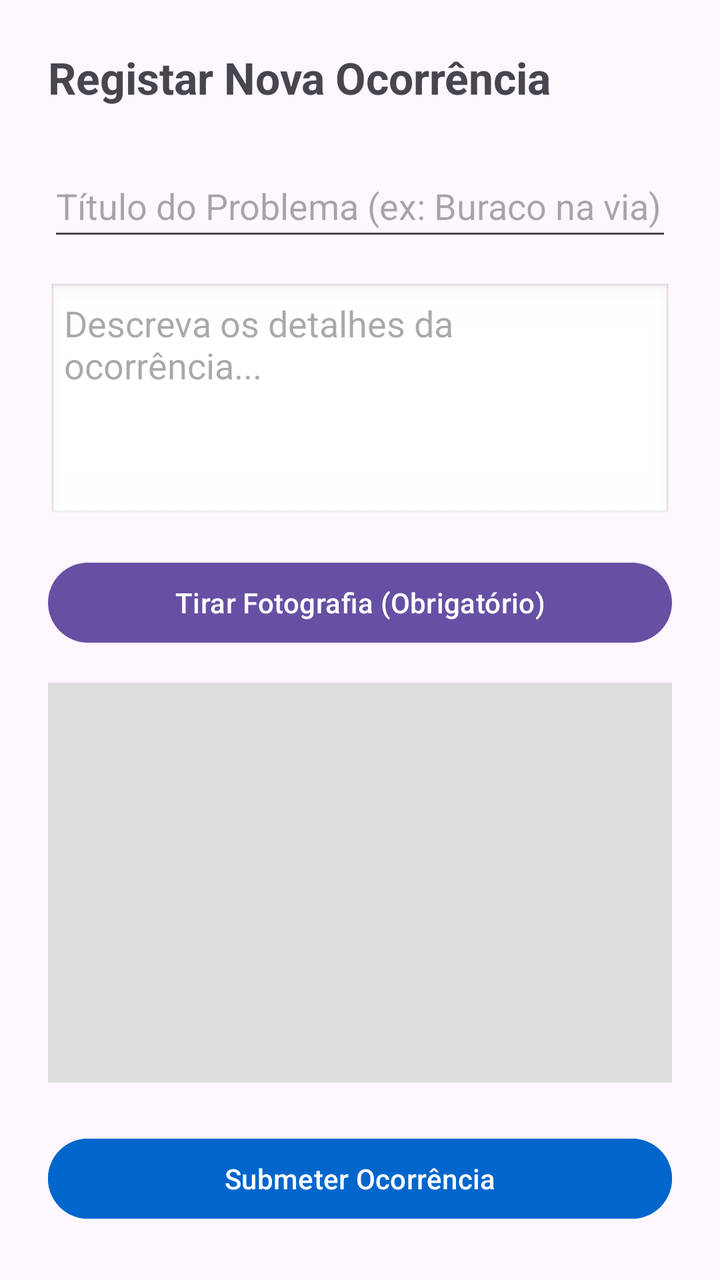
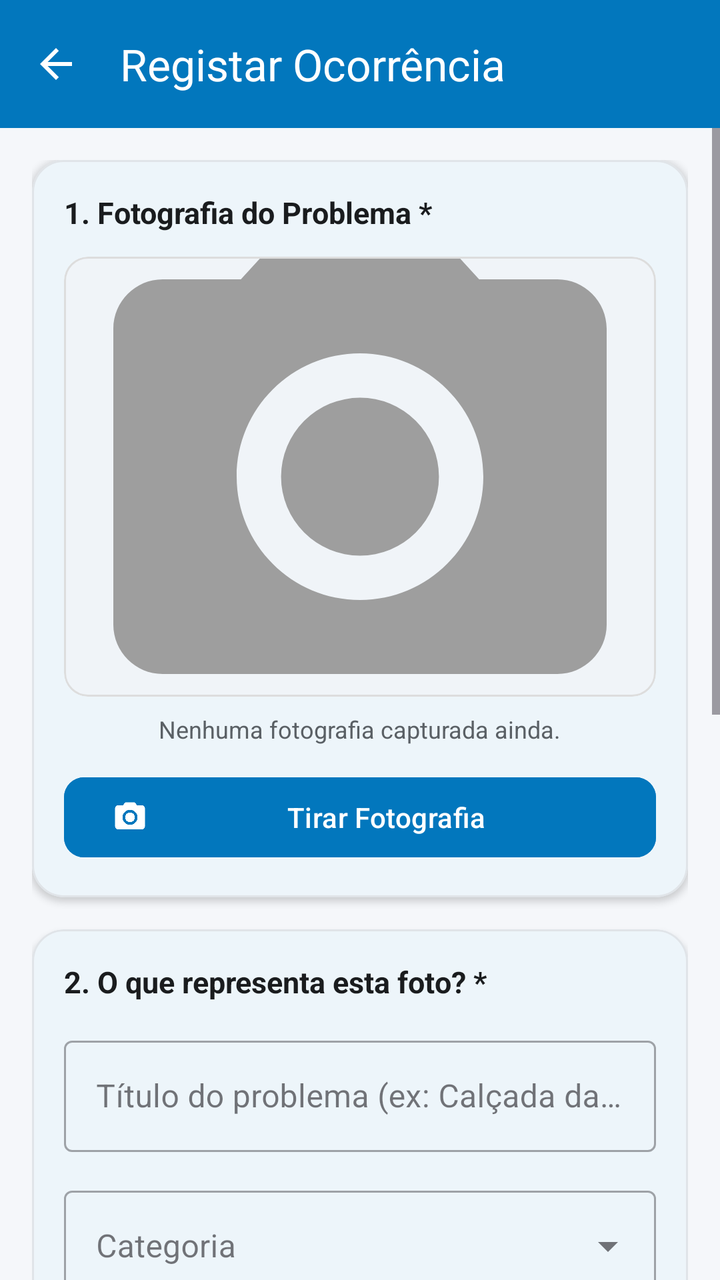

Before-and-after screenshots of an Android layout around one commit, followed by the original layout XML and the change that was made.
<!-- AndroidManifest.xml: application theme Theme.UrbanAudit -->
<!-- res/layout/activity_criar_ocorrencia.xml -->
<?xml version="1.0" encoding="utf-8"?>
<ScrollView xmlns:android="http://schemas.android.com/apk/res/android"
    android:layout_width="match_parent"
    android:layout_height="match_parent"
    android:fillViewport="true">

    <LinearLayout
        android:layout_width="match_parent"
        android:layout_height="wrap_content"
        android:orientation="vertical"
        android:padding="24dp">

        <TextView
            android:layout_width="wrap_content"
            android:layout_height="wrap_content"
            android:text="Registar Nova Ocorrência"
            android:textSize="22sp"
            android:textStyle="bold"
            android:layout_marginBottom="24dp" />

        <EditText
            android:id="@+id/etTitulo"
            android:layout_width="match_parent"
            android:layout_height="wrap_content"
            android:hint="Título do Problema (ex: Buraco na via)"
            android:inputType="text"
            android:minHeight="48dp"
            android:layout_marginBottom="16dp" />

        <EditText
            android:id="@+id/etDescricao"
            android:layout_width="match_parent"
            android:layout_height="120dp"
            android:hint="Descreva os detalhes da ocorrência..."
            android:inputType="textMultiLine"
            android:gravity="top|start"
            android:background="@android:drawable/edit_text"
            android:padding="8dp"
            android:layout_marginBottom="16dp" />

        <Button
            android:id="@+id/btnFoto"
            android:layout_width="match_parent"
            android:layout_height="wrap_content"
            android:text="Tirar Fotografia (Obrigatório)"
            android:layout_marginBottom="16dp" />

        <ImageView
            android:id="@+id/ivPreviewFoto"
            android:layout_width="match_parent"
            android:layout_height="200dp"
            android:scaleType="centerCrop"
            android:background="#DDDDDD"
            android:layout_marginBottom="24dp" />

        <Button
            android:id="@+id/btnSubmeter"
            android:layout_width="match_parent"
            android:layout_height="wrap_content"
            android:text="Submeter Ocorrência"
            android:backgroundTint="#0066CC"
            android:textColor="#FFFFFF"
            android:minHeight="48dp" />

    </LinearLayout>
</ScrollView>
<!-- resources referenced by this layout -->
<resources>
  <style name="Theme.UrbanAudit" parent="Base.Theme.UrbanAudit" />
  <style name="Base.Theme.UrbanAudit" parent="Theme.Material3.DayNight.NoActionBar">
          
          
      </style>
</resources>

<!-- the commit's change to res/layout/activity_criar_ocorrencia.xml (unified diff, before → after) -->
@@ -1,66 +1,328 @@
 <?xml version="1.0" encoding="utf-8"?>
-<ScrollView xmlns:android="http://schemas.android.com/apk/res/android"
+<androidx.coordinatorlayout.widget.CoordinatorLayout xmlns:android="http://schemas.android.com/apk/res/android"
+    xmlns:app="http://schemas.android.com/apk/res-auto"
     android:layout_width="match_parent"
     android:layout_height="match_parent"
-    android:fillViewport="true">
-
-    <LinearLayout
+    android:background="@color/background_light">
+
+    <com.google.android.material.appbar.AppBarLayout
         android:layout_width="match_parent"
         android:layout_height="wrap_content"
-        android:orientation="vertical"
-        android:padding="24dp">
-
-        <TextView
-            android:layout_width="wrap_content"
-            android:layout_height="wrap_content"
-            android:text="Registar Nova Ocorrência"
-            android:textSize="22sp"
-            android:textStyle="bold"
-            android:layout_marginBottom="24dp" />
-
-        <EditText
-            android:id="@+id/etTitulo"
+        android:fitsSystemWindows="true"
+        android:background="@color/primary">
+
+        <com.google.android.material.appbar.MaterialToolbar
+            android:id="@+id/toolbarCriar"
+            android:layout_width="match_parent"
+            android:layout_height="?attr/actionBarSize"
+            app:title="@string/titulo_criar_ocorrencia"
+            app:titleTextColor="@color/white"
+            app:navigationIcon="@drawable/ic_arrow_back"
+            app:navigationIconTint="@color/white" />
+
+    </com.google.android.material.appbar.AppBarLayout>
+
+    <ScrollView
+        android:layout_width="match_parent"
+        android:layout_height="match_parent"
+        android:fillViewport="true"
+        app:layout_behavior="@string/appbar_scrolling_view_behavior">
+
+        <LinearLayout
             android:layout_width="match_parent"
             android:layout_height="wrap_content"
-            android:hint="Título do Problema (ex: Buraco na via)"
-            android:inputType="text"
-            android:minHeight="48dp"
-            android:layout_marginBottom="16dp" />
-
-        <EditText
-            android:id="@+id/etDescricao"
-            android:layout_width="match_parent"
-            android:layout_height="120dp"
-            android:hint="Descreva os detalhes da ocorrência..."
-            android:inputType="textMultiLine"
-            android:gravity="top|start"
-            android:background="@android:drawable/edit_text"
-            android:padding="8dp"
-            android:layout_marginBottom="16dp" />
-
-        <Button
-            android:id="@+id/btnFoto"
-            android:layout_width="match_parent"
-            android:layout_height="wrap_content"
-            android:text="Tirar Fotografia (Obrigatório)"
-            android:layout_marginBottom="16dp" />
-
-        <ImageView
-            android:id="@+id/ivPreviewFoto"
-            android:layout_width="match_parent"
-            android:layout_height="200dp"
-            android:scaleType="centerCrop"
-            android:background="#DDDDDD"
-            android:layout_marginBottom="24dp" />
-
-        <Button
-            android:id="@+id/btnSubmeter"
-            android:layout_width="match_parent"
-            android:layout_height="wrap_content"
-            android:text="Submeter Ocorrência"
-            android:backgroundTint="#0066CC"
-            android:textColor="#FFFFFF"
-            android:minHeight="48dp" />
-
-    </LinearLayout>
-</ScrollView>
+            android:orientation="vertical"
+            android:padding="16dp">
+
+            
+            <com.google.android.material.card.MaterialCardView
+                android:layout_width="match_parent"
+                android:layout_height="wrap_content"
+                app:cardCornerRadius="16dp"
+                app:cardElevation="2dp"
+                app:strokeWidth="1dp"
+                app:strokeColor="@color/surface_border"
+                app:cardBackgroundColor="@color/surface_card"
+                android:layout_marginBottom="16dp">
+
+                <LinearLayout
+                    android:layout_width="match_parent"
+                    android:layout_height="wrap_content"
+                    android:orientation="vertical"
+                    android:padding="16dp"
+                    android:gravity="center_horizontal">
+
+                    <TextView
+                        android:layout_width="match_parent"
+                        android:layout_height="wrap_content"
+                        android:text="1. Fotografia do Problema *"
+                        android:textSize="15sp"
+                        android:textStyle="bold"
+                        android:textColor="@color/text_primary"
+                        android:layout_marginBottom="12dp" />
+
+                    
+                    <com.google.android.material.card.MaterialCardView
+                        android:layout_width="match_parent"
+                        android:layout_height="220dp"
+                        app:cardCornerRadius="12dp"
+                        app:cardElevation="0dp"
+                        app:strokeWidth="1dp"
+                        app:strokeColor="#DDDDDD"
+                        app:cardBackgroundColor="#F0F4F8">
+
+                        <ImageView
+                            android:id="@+id/ivPreviewFoto"
+                            android:layout_width="match_parent"
+                            android:layout_height="match_parent"
+                            android:scaleType="centerCrop"
+                            android:src="@drawable/ic_camera"
+                            app:tint="#9E9E9E"
+                            android:contentDescription="Pré-visualização da fotografia" />
+                    </com.google.android.material.card.MaterialCardView>
+
+                    <TextView
+                        android:id="@+id/tvFotoAviso"
+                        android:layout_width="wrap_content"
+                        android:layout_height="wrap_content"
+                        android:text="Nenhuma fotografia capturada ainda."
+                        android:textSize="12sp"
+                        android:textColor="@color/text_secondary"
+                        android:layout_marginTop="8dp" />
+
+                    
+                    <com.google.android.material.button.MaterialButton
+                        android:id="@+id/btnTirarFoto"
+                        android:layout_width="match_parent"
+                        android:layout_height="48dp"
+                        android:text="@string/btn_tirar_foto"
+                        app:icon="@drawable/ic_camera"
+                        app:iconTint="@color/white"
+                        app:cornerRadius="10dp"
+                        android:backgroundTint="@color/primary"
+                        android:layout_marginTop="12dp" />
+
+                </LinearLayout>
+            </com.google.android.material.card.MaterialCardView>
+
+            
+            <com.google.android.material.card.MaterialCardView
+                android:layout_width="match_parent"
+                android:layout_height="wrap_content"
+                app:cardCornerRadius="16dp"
+                app:cardElevation="2dp"
+                app:strokeWidth="1dp"
+                app:strokeColor="@color/surface_border"
+                app:cardBackgroundColor="@color/surface_card"
+                android:layout_marginBottom="16dp">
+
+                <LinearLayout
+                    android:layout_width="match_parent"
+                    android:layout_height="wrap_content"
+                    android:orientation="vertical"
+                    android:padding="16dp">
+
+                    <TextView
+                        android:layout_width="match_parent"
+                        android:layout_height="wrap_content"
+                        android:text="2. O que representa esta foto? *"
+                        android:textSize="15sp"
+                        android:textStyle="bold"
+                        android:textColor="@color/text_primary"
+                        android:layout_marginBottom="14dp" />
+
+                    
+                    <com.google.android.material.textfield.TextInputLayout
+                        android:id="@+id/tilTitulo"
+                        android:layout_width="match_parent"
+                        android:layout_height="wrap_content"
+                        android:hint="@string/hint_titulo"
+                        style="@style/Widget.MaterialComponents.TextInputLayout.OutlinedBox"
+                        android:layout_marginBottom="14dp">
+
+                        <com.google.android.material.textfield.TextInputEditText
+                            android:id="@+id/etTitulo"
+                            android:layout_width="match_parent"
+                            android:layout_height="wrap_content"
+                            android:inputType="textCapSentences"
+                            android:maxLines="1" />
+                    </com.google.android.material.textfield.TextInputLayout>
+
+                    
+                    <com.google.android.material.textfield.TextInputLayout
+                        android:id="@+id/tilCategoria"
+                        android:layout_width="match_parent"
+                        android:layout_height="wrap_content"
+                        android:hint="@string/hint_categoria"
+                        style="@style/Widget.MaterialComponents.TextInputLayout.OutlinedBox.ExposedDropdownMenu"
+                        android:layout_marginBottom="14dp">
+
+                        <AutoCompleteTextView
+                            android:id="@+id/actvCategoria"
+                            android:layout_width="match_parent"
+                            android:layout_height="wrap_content"
+                            android:inputType="none" />
+                    </com.google.android.material.textfield.TextInputLayout>
+
+                    
+                    <com.google.android.material.textfield.TextInputLayout
+                        android:id="@+id/tilDescricao"
+                        android:layout_width="match_parent"
+                        android:layout_height="wrap_content"
+                        android:hint="@string/hint_descricao"
+                        style="@style/Widget.MaterialComponents.TextInputLayout.OutlinedBox">
+
+                        <com.google.android.material.textfield.TextInputEditText
+                            android:id="@+id/etDescricao"
+                            android:layout_width="match_parent"
+                            android:layout_height="wrap_content"
+                            android:inputType="textMultiLine|textCapSentences"
+                            android:gravity="top|start"
+                            android:minLines="3" />
+                    </com.google.android.material.textfield.TextInputLayout>
+
+                </LinearLayout>
+            </com.google.android.material.card.MaterialCardView>
+
+            
+            <com.google.android.material.card.MaterialCardView
+                android:layout_width="match_parent"
+                android:layout_height="wrap_content"
+                app:cardCornerRadius="16dp"
+                app:cardElevation="2dp"
+                app:strokeWidth="1dp"
+                app:strokeColor="@color/surface_border"
+                app:cardBackgroundColor="@color/surface_card"
+                android:layout_marginBottom="24dp">
+
+                <LinearLayout
+                    android:layout_width="match_parent"
+                    android:layout_height="wrap_content"
+                    android:orientation="vertical"
+                    android:padding="16dp">
+
+                    <TextView
+                        android:layout_width="match_parent"
+                        android:layout_height="wrap_content"
+                        android:text="3. Localização da Ocorrência *"
+                        android:textSize="15sp"
+                        android:textStyle="bold"
+                        android:textColor="@color/text_primary"
+                        android:layout_marginBottom="8dp" />
+
+                    
+                    <LinearLayout
+                        android:layout_width="match_parent"
+                        android:layout_height="wrap_content"
+                        android:orientation="horizontal"
+                        android:gravity="center_vertical"
+                        android:layout_marginBottom="12dp">
+
+                        <ImageView
+                            android:layout_width="16dp"
+                            android:layout_height="16dp"
+                            android:src="@drawable/ic_location"
+                            app:tint="@color/primary"
+                            android:contentDescription="GPS" />
+
+                        <TextView
+                            android:id="@+id/tvStatusGps"
+                            android:layout_width="0dp"
+                            android:layout_height="wrap_content"
+                            android:layout_weight="1"
+                            android:text="@string/status_gps_a_obter"
+                            android:textSize="12sp"
+                            android:textColor="@color/text_secondary"
+                            android:layout_marginStart="6dp" />
+                    </LinearLayout>
+
+                    
+                    <LinearLayout
+                        android:layout_width="match_parent"
+                        android:layout_height="wrap_content"
+                        android:orientation="horizontal"
+                        android:layout_marginBottom="14dp">
+
+                        <com.google.android.material.textfield.TextInputLayout
+                            android:id="@+id/tilLatitude"
+                            android:layout_width="0dp"
+                            android:layout_height="wrap_content"
+                            android:layout_weight="1"
+                            android:hint="Latitude"
+                            style="@style/Widget.MaterialComponents.TextInputLayout.OutlinedBox"
+                            android:layout_marginEnd="6dp">
+
+                            <com.google.android.material.textfield.TextInputEditText
+                                android:id="@+id/etLatitude"
+                                android:layout_width="match_parent"
+                                android:layout_height="wrap_content"
+                                android:inputType="numberDecimal|numberSigned" />
+                        </com.google.android.material.textfield.TextInputLayout>
+
+                        <com.google.android.material.textfield.TextInputLayout
+                            android:id="@+id/tilLongitude"
+                            android:layout_width="0dp"
+                            android:layout_height="wrap_content"
+                            android:layout_weight="1"
+                            android:hint="Longitude"
+                            style="@style/Widget.MaterialComponents.TextInputLayout.OutlinedBox"
+                            android:layout_marginStart="6dp">
+
+                            <com.google.android.material.textfield.TextInputEditText
+                                android:id="@+id/etLongitude"
+                                android:layout_width="match_parent"
+                                android:layout_height="wrap_content"
+                                android:inputType="numberDecimal|numberSigned" />
+                        </com.google.android.material.textfield.TextInputLayout>
+                    </LinearLayout>
+
+                    
+                    <com.google.android.material.textfield.TextInputLayout
+                        android:id="@+id/tilEndereco"
+                        android:layout_width="match_parent"
+                        android:layout_height="wrap_content"
+                        android:hint="@string/hint_endereco"
+                        style="@style/Widget.MaterialComponents.TextInputLayout.OutlinedBox"
+                        android:layout_marginBottom="12dp">
+
+                        <com.google.android.material.textfield.TextInputEditText
+                            android:id="@+id/etEndereco"
+                            android:layout_width="match_parent"
+                            android:layout_height="wrap_content"
+                            android:inputType="textPostalAddress|textCapWords" />
+                    </com.google.android.material.textfield.TextInputLayout>
+
+                    
+                    <com.google.android.material.button.MaterialButton
+                        android:id="@+id/btnAtualizarGps"
+                        android:layout_width="match_parent"
+                        android:layout_height="44dp"
+                        android:text="@string/btn_obter_localizacao"
+                        android:textSize="12sp"
+                        app:icon="@drawable/ic_location"
+                        app:iconSize="16dp"
+                        style="@style/Widget.MaterialComponents.Button.OutlinedButton"
+                        app:strokeColor="@color/primary"
+                        android:textColor="@color/primary"
+                        app:cornerRadius="10dp" />
+
+                </LinearLayout>
+            </com.google.android.material.card.MaterialCardView>
+
+            
+            <com.google.android.material.button.MaterialButton
+                android:id="@+id/btnPublicar"
+                android:layout_width="match_parent"
+                android:layout_height="54dp"
+                android:text="@string/btn_publicar"
+                android:textSize="16sp"
+                android:textStyle="bold"
+                android:textColor="@color/white"
+                app:cornerRadius="12dp"
+                android:backgroundTint="@color/accent_orange"
+                android:layout_marginBottom="24dp" />
+
+        </LinearLayout>
+    </ScrollView>
+
+</androidx.coordinatorlayout.widget.CoordinatorLayout>
<!-- resource entries referenced after the edit -->
@@ -1,9 +1,72 @@
 <!-- resources referenced by this layout -->
 <resources>
+  <color name="accent_orange">#F57C00</color>
+  <color name="background_light">#F5F7FA</color>
+  <color name="primary">#0277BD</color>
+  <color name="surface_border">#E0E4E8</color>
+  <color name="surface_card">#FFFFFF</color>
+  <color name="text_primary">#1A1C1E</color>
+  <color name="text_secondary">#5A6065</color>
+  <color name="white">#FFFFFFFF</color>
+  <!-- drawable ic_arrow_back (drawable) -->
+  <vector xmlns:android="http://schemas.android.com/apk/res/android"
+      android:width="24dp"
+      android:height="24dp"
+      android:viewportWidth="24"
+      android:viewportHeight="24">
+      <path
+          android:fillColor="#FFFFFFFF"
+          android:pathData="M20,11H7.83l5.59,-5.59L12,4l-8,8 8,8 1.41,-1.41L7.83,13H20v-2z" />
+  </vector>
+  <!-- drawable ic_camera (drawable) -->
+  <vector xmlns:android="http://schemas.android.com/apk/res/android"
+      android:width="24dp"
+      android:height="24dp"
+      android:viewportWidth="24"
+      android:viewportHeight="24">
+      <path
+          android:fillColor="#FFFFFFFF"
+          android:pathData="M12,12m-3.2,0a3.2,3.2 0,1 1,6.4 0a3.2,3.2 0,1 1,-6.4 0" />
+      <path
+          android:fillColor="#FFFFFFFF"
+          android:pathData="M9,2L7.17,4H4c-1.1,0 -2,0.9 -2,2v12c0,1.1 0.9,2 2,2h16c1.1,0 2,-0.9 2,-2V6c0,-1.1 -0.9,-2 -2,-2h-3.17L15,2H9zm3,15c-2.76,0 -5,-2.24 -5,-5s2.24,-5 5,-5 5,2.24 5,5 -2.24,5 -5,5z" />
+  </vector>
+  <!-- drawable ic_location (drawable) -->
+  <vector xmlns:android="http://schemas.android.com/apk/res/android"
+      android:width="24dp"
+      android:height="24dp"
+      android:viewportWidth="24"
+      android:viewportHeight="24">
+      <path
+          android:fillColor="#FF0277BD"
+          android:pathData="M12,2C8.13,2 5,5.13 5,9c0,5.25 7,13 7,13s7,-7.75 7,-13c0,-3.87 -3.13,-7 -7,-7zm0,9.5c-1.38,0 -2.5,-1.12 -2.5,-2.5s1.12,-2.5 2.5,-2.5 2.5,1.12 2.5,2.5 -1.12,2.5 -2.5,2.5z" />
+  </vector>
+  <string name="btn_obter_localizacao">Atualizar Coordenadas GPS</string>
+  <string name="btn_publicar">Publicar Ocorrência</string>
+  <string name="btn_tirar_foto">Tirar Fotografia</string>
+  <string name="hint_categoria">Categoria</string>
+  <string name="hint_descricao">Descreva os detalhes da ocorrência detetada...</string>
+  <string name="hint_endereco">Morada ou ponto de referência</string>
+  <string name="hint_titulo">Título do problema (ex: Calçada danificada)</string>
+  <string name="status_gps_a_obter">A contactar sensores GPS do dispositivo...</string>
+  <string name="titulo_criar_ocorrencia">Registar Ocorrência</string>
   <style name="Theme.UrbanAudit" parent="Base.Theme.UrbanAudit" />
   <style name="Base.Theme.UrbanAudit" parent="Theme.Material3.DayNight.NoActionBar">
-          
-          
+          <item name="colorPrimary">@color/primary</item>
+          <item name="colorOnPrimary">@color/on_primary</item>
+          <item name="colorPrimaryContainer">#E1F5FE</item>
+          <item name="colorOnPrimaryContainer">#01579B</item>
+          <item name="colorSecondary">@color/secondary</item>
+          <item name="colorOnSecondary">@color/on_secondary</item>
+          <item name="android:colorBackground">@color/background_light</item>
+          <item name="colorSurface">@color/surface_card</item>
+          <item name="colorError">@color/red_error</item>
+          <item name="android:statusBarColor">@color/primary</item>
+          <item name="android:windowLightStatusBar">false</item>
       </style>
+  <color name="on_primary">#FFFFFF</color>
+  <color name="secondary">#00897B</color>
+  <color name="on_secondary">#FFFFFF</color>
+  <color name="red_error">#BA1A1A</color>
 </resources>
 
